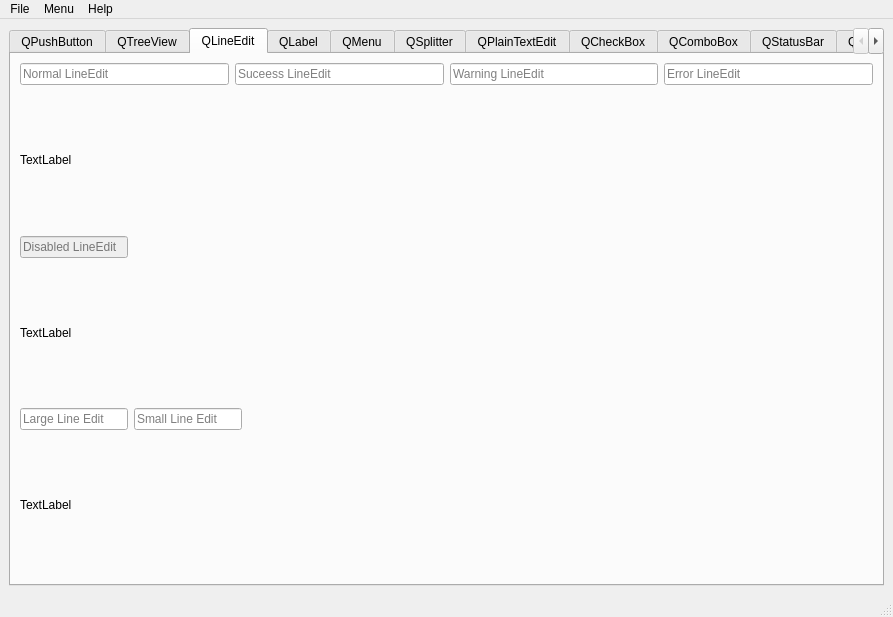
First picture: the form in src/main/ui/main_window.ui, repository Byte-Biscuit/qss-design-system, before the edit.
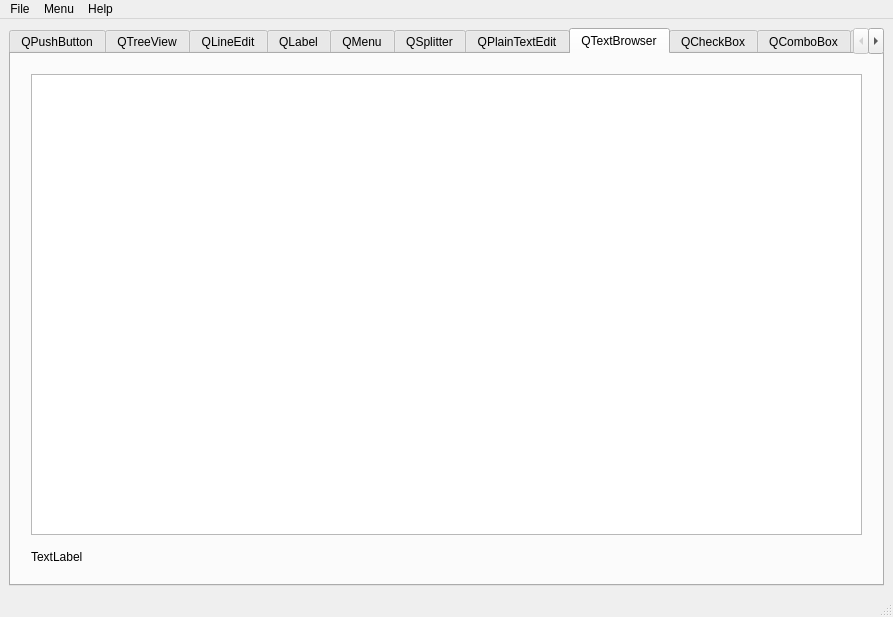
Second picture: the form after the edit. The open tabs and pages were chosen to show the change.

Commit message: feat: add QTextBrowser component with styling and functionality

```diff
--- a/src/main/ui/main_window.ui
+++ b/src/main/ui/main_window.ui
@@ -698,6 +698,52 @@
         </item>
        </layout>
       </widget>
+      <widget class="QWidget" name="tab_text_browser">
+       <attribute name="title">
+        <string>QTextBrowser</string>
+       </attribute>
+       <layout class="QVBoxLayout" name="text_browser_layout">
+        <property name="spacing">
+         <number>15</number>
+        </property>
+        <property name="leftMargin">
+         <number>20</number>
+        </property>
+        <property name="topMargin">
+         <number>20</number>
+        </property>
+        <property name="rightMargin">
+         <number>20</number>
+        </property>
+        <property name="bottomMargin">
+         <number>20</number>
+        </property>
+        <item>
+         <layout class="QHBoxLayout" name="text_browser_row1">
+          <item>
+           <widget class="QTextBrowser" name="default_text_browser">
+            <property name="minimumSize">
+             <size>
+              <width>0</width>
+              <height>100</height>
+             </size>
+            </property>
+           </widget>
+          </item>
+         </layout>
+        </item>
+        <item>
+         <widget class="QLabel" name="text_browser_help_label">
+          <property name="text">
+           <string>TextLabel</string>
+          </property>
+          <property name="textInteractionFlags">
+           <set>Qt::TextInteractionFlag::LinksAccessibleByMouse|Qt::TextInteractionFlag::TextSelectableByKeyboard|Qt::TextInteractionFlag::TextSelectableByMouse</set>
+          </property>
+         </widget>
+        </item>
+       </layout>
+      </widget>
       <widget class="QWidget" name="check_box_tab">
        <attribute name="title">
         <string>QCheckBox</string>
```
The commit also changes 8 other files.
